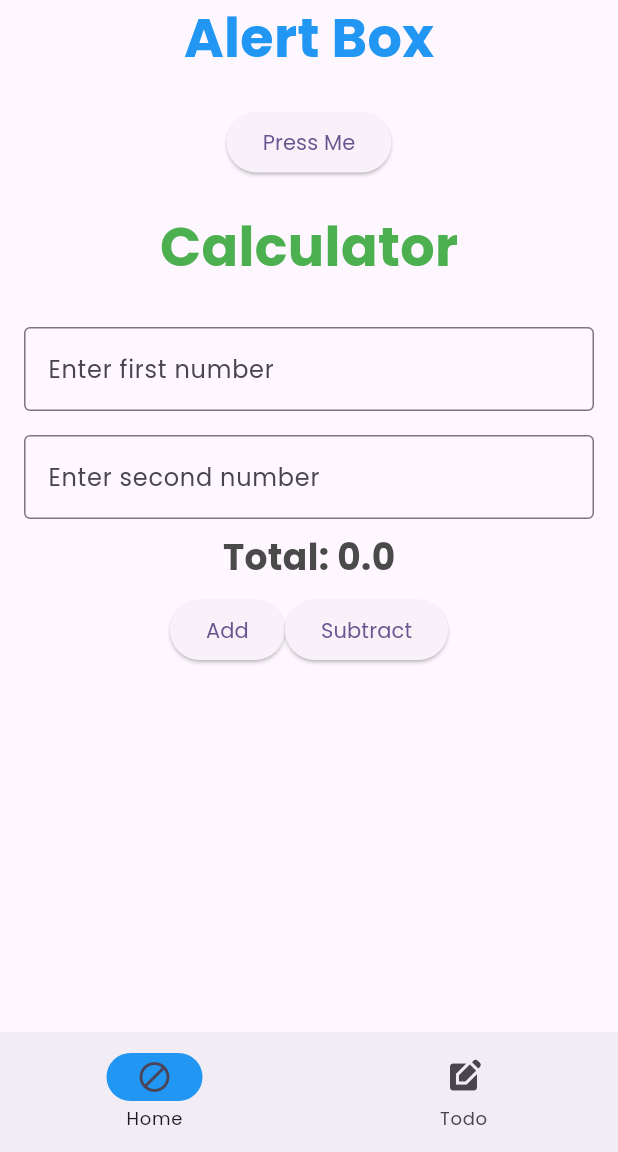
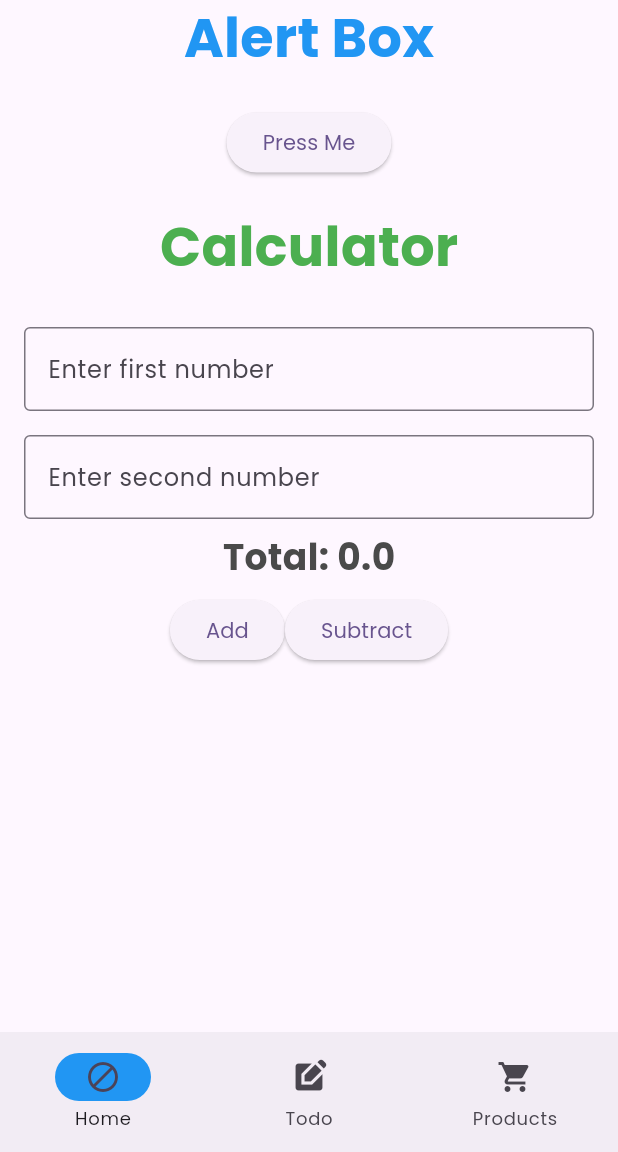
Before and after one commit to payen83/FlutterKKR2025, a Flutter app: the screen it shows after launch, on a phone screen of 412 x 824 dp, the part 84-1236 px from its top. Run offline on Flutter 3.47's test engine with Material 3 defaults, Android fonts, the phone set to English and light mode, and no system bars; our stand-ins replace shared_preferences.

Commit message:
add tab products

```diff
--- a/lib/app/app.dart
+++ b/lib/app/app.dart
@@ -1,6 +1,7 @@
 import 'package:flutter/material.dart';
 import 'package:mykkrflutter/app/view/home.dart';
 import 'package:mykkrflutter/app/view/landing.dart';
+import 'package:mykkrflutter/app/view/products.dart';
 
 class MyApp extends StatelessWidget {
   const MyApp({super.key});
@@ -36,7 +37,8 @@ class _NavigationScreenState extends State<NavigationScreen> {
     return Scaffold(
       body: [
         MyHomePage(title: 'MyKKR App'),
-        LandingPage()
+        LandingPage(),
+        ProductsPage()
       ][currentPageIndex],
       bottomNavigationBar: NavigationBar(
         destinations: [
@@ -45,6 +47,9 @@ class _NavigationScreenState extends State<NavigationScreen> {
           ),
           NavigationDestination(
             icon: Icon(Icons.edit_square), label: 'Todo'
+          ),
+          NavigationDestination(
+            icon: Icon(Icons.shopping_cart), label: 'Products'
           ),
         ],
         onDestinationSelected: (int index){
--- a/lib/app/view/landing.dart
+++ b/lib/app/view/landing.dart
@@ -19,6 +19,7 @@ class _LandingPageState extends State<LandingPage> {
   void initState() {
     super.initState();
     _loadTasks();
+
   }
 
   List<String> tasksToJson(List<Task> tasks) =>
```
Also changed, not shown: lib/app/view/products.dart (added, +15 -0 lines).
